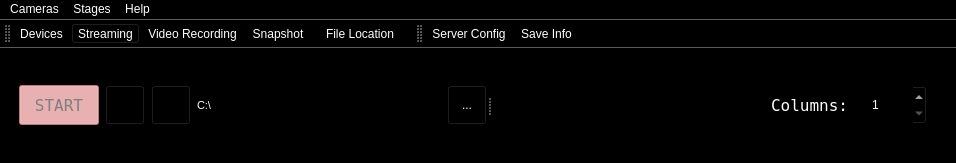
First picture: the form in ui/mainWindow.ui, repository AllenNeuralDynamics/parallax, before the edit.
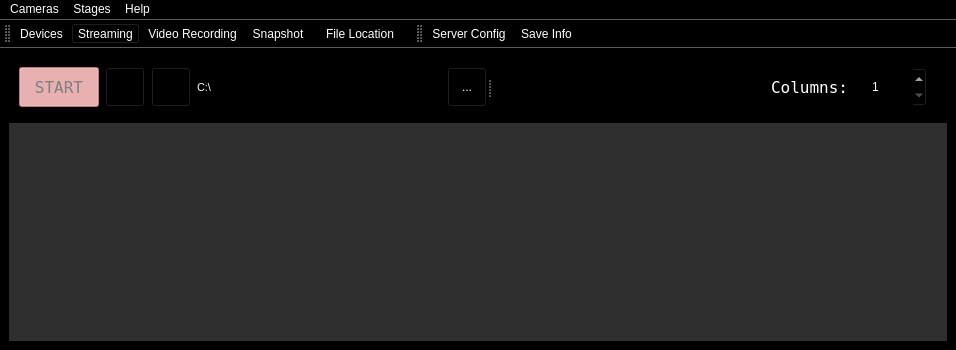
Second picture: the form after the edit. Icons and pictures are not drawn.

Commit message: Disable Columns function and use MDI Area

The edit to the form file:
```diff
--- a/ui/mainWindow.ui
+++ b/ui/mainWindow.ui
@@ -7,7 +7,7 @@
     <x>0</x>
     <y>0</y>
     <width>956</width>
-    <height>163</height>
+    <height>350</height>
    </rect>
   </property>
   <property name="minimumSize">
@@ -49,6 +49,25 @@
   </property>
   <widget class="QWidget" name="centralwidget">
    <layout class="QGridLayout" name="gridLayout_2">
+    <item row="1" column="0">
+     <widget class="QMdiArea" name="mdiArea">
+      <property name="styleSheet">
+       <string notr="true">QWidget{
+background-color: rgb(11,11,11);
+color: #FFFFFF;
+}</string>
+      </property>
+      <property name="background">
+       <brush brushstyle="SolidPattern">
+        <color alpha="255">
+         <red>47</red>
+         <green>47</green>
+         <blue>47</blue>
+        </color>
+       </brush>
+      </property>
+     </widget>
+    </item>
     <item row="0" column="0">
      <layout class="QVBoxLayout" name="verticalLayout_4">
       <property name="leftMargin">
```
The commit also changes 3 other files.
